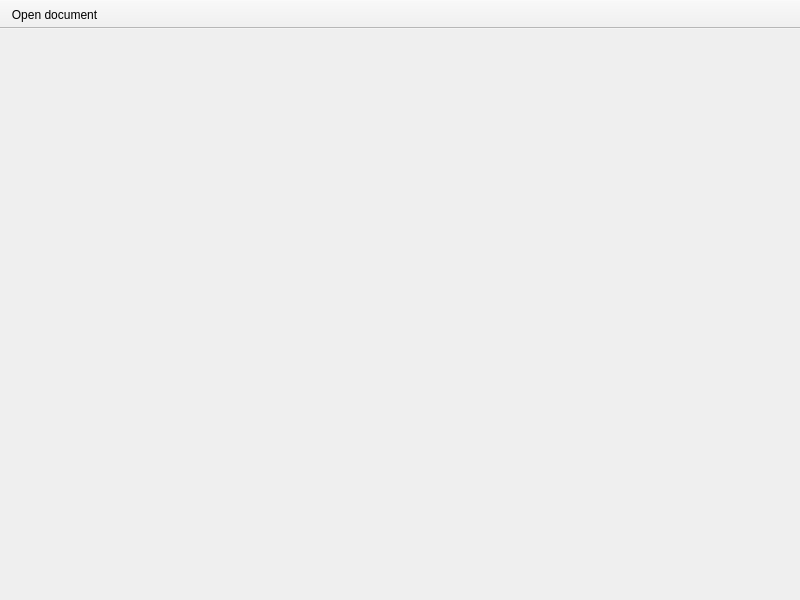
Above: src/pdfviewer.ui from warbacon/Plata before the change. Below: the same form after it.
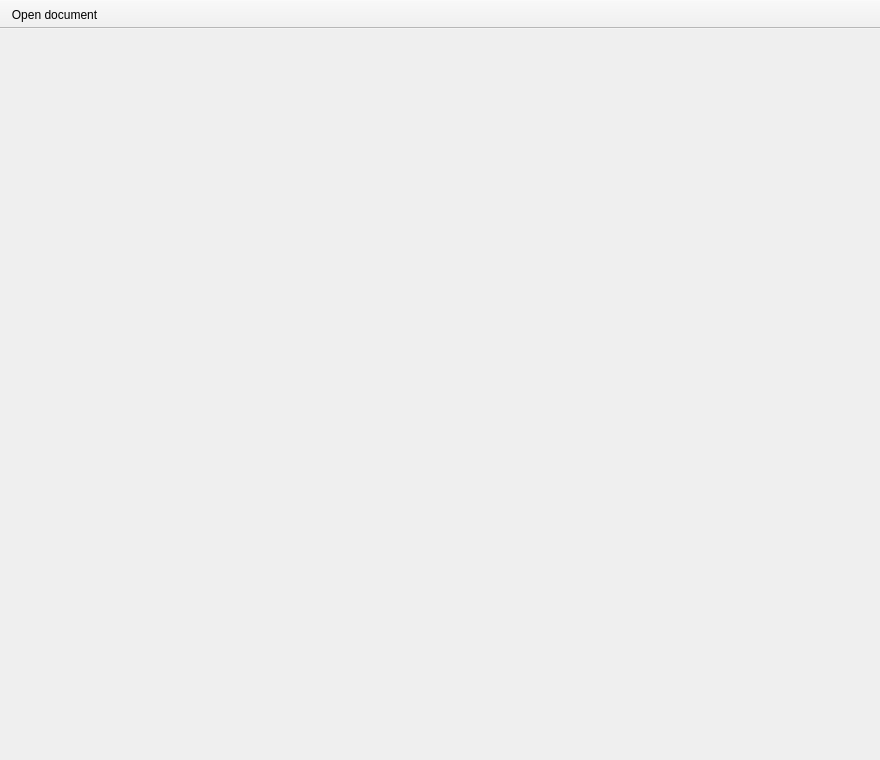
That is the form after the change. Icons and pictures are not drawn.

Commit message: ui: increase default window size

```diff
--- a/src/pdfviewer.ui
+++ b/src/pdfviewer.ui
@@ -6,8 +6,8 @@
    <rect>
     <x>0</x>
     <y>0</y>
-    <width>800</width>
-    <height>600</height>
+    <width>880</width>
+    <height>760</height>
    </rect>
   </property>
   <property name="windowTitle">
```
